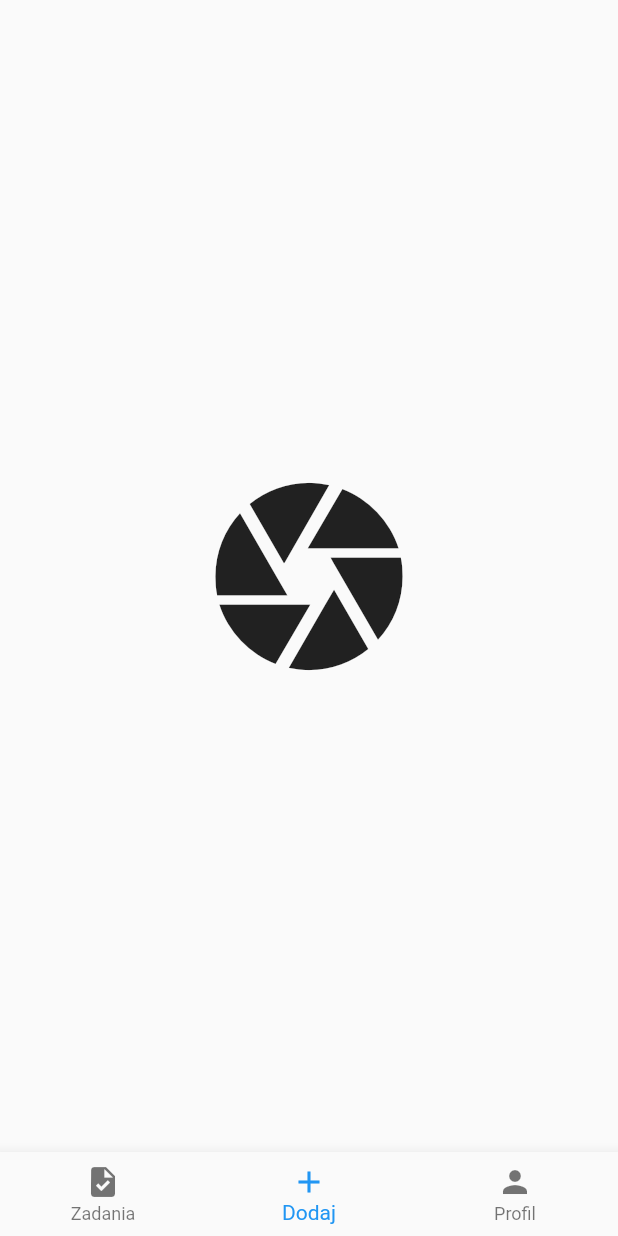
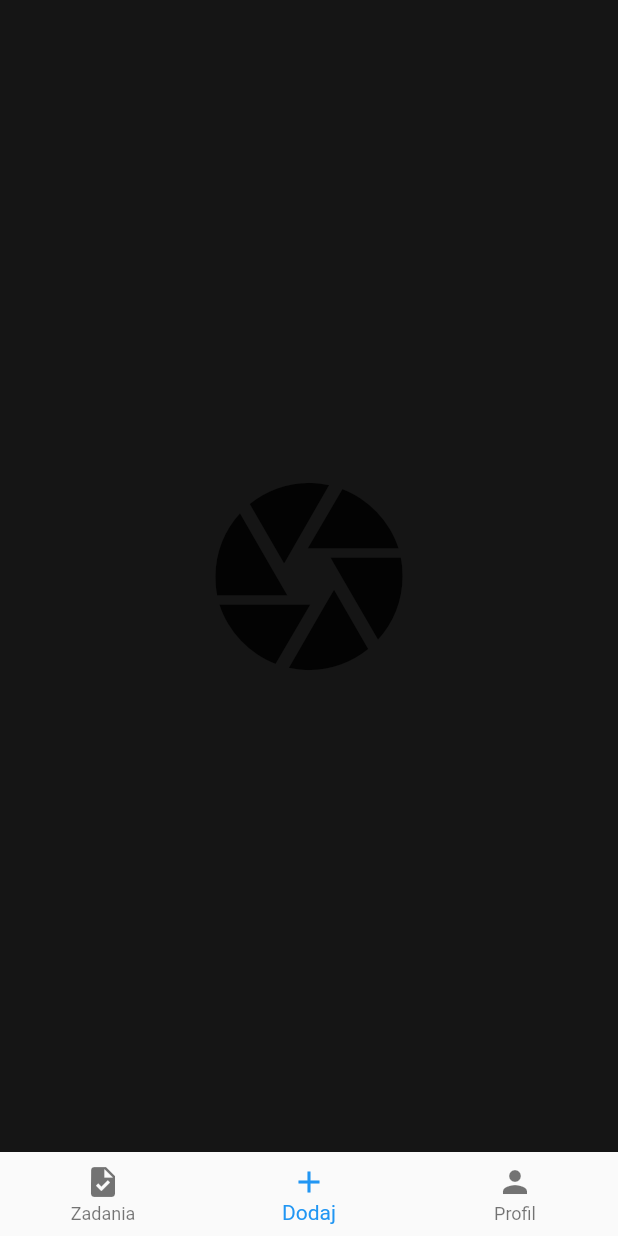
Before and after one commit to ZYZIUS/your_bussines_new, a Flutter app: the screen it shows after launch, item 2 of the bottom bar chosen, on a phone screen of 412 x 824 dp. Run offline on Flutter 3.47's test engine with Material 2 defaults, Android fonts, the phone set to English and light mode, and no system bars.

Commit message:
Dodanie tła

```diff
--- a/lib/main.dart
+++ b/lib/main.dart
@@ -1,4 +1,5 @@
 import 'package:flutter/material.dart';
+import 'zadania.dart';
 
 void main() {
   runApp(const MyApp());
@@ -13,7 +14,7 @@
     return MaterialApp(
       title: 'Flutter Demo',
       theme: ThemeData(
-        primarySwatch: Colors.cyan,
+        primarySwatch: Colors.amber,
       ),
       home: const Main(),
     );
@@ -35,11 +36,46 @@
     });
   }
 
+  Widget titleSection = Container(
+    padding: const EdgeInsets.all(32),
+    child: Row(
+      children: [
+        Expanded(
+          /*1*/
+          child: Column(
+            crossAxisAlignment: CrossAxisAlignment.start,
+            children: [
+              /*2*/
+              Container(
+                padding: const EdgeInsets.only(bottom: 8),
+                child: const Text(
+                  'Oeschinen Lake Campground',
+                  style: TextStyle(
+                    fontWeight: FontWeight.bold,
+                  ),
+                ),
+              ),
+              Text(
+                'Kandersteg, Switzerland',
+                style: TextStyle(
+                  color: Colors.grey[500],
+                ),
+              ),
+            ],
+          ),
+        ),
+        /*3*/
+        Icon(
+          Icons.star,
+          color: Colors.red[500],
+        ),
+        const Text('41'),
+      ],
+    ),
+  );
+
   static const List<Widget> _pages = <Widget>[
-    Icon(
-      Icons.call,
-      size: 150,
-    ),
+    Zadania(),
     Icon(
       Icons.camera,
       size: 150,
@@ -55,6 +91,7 @@
     return MaterialApp(
       title: "YourBussines",
       home: Scaffold(
+        backgroundColor: const Color.fromRGBO(21, 21, 21, 1),
         body: Center(
           child: _pages.elementAt(_selectedIndex), //New
         ),
```
